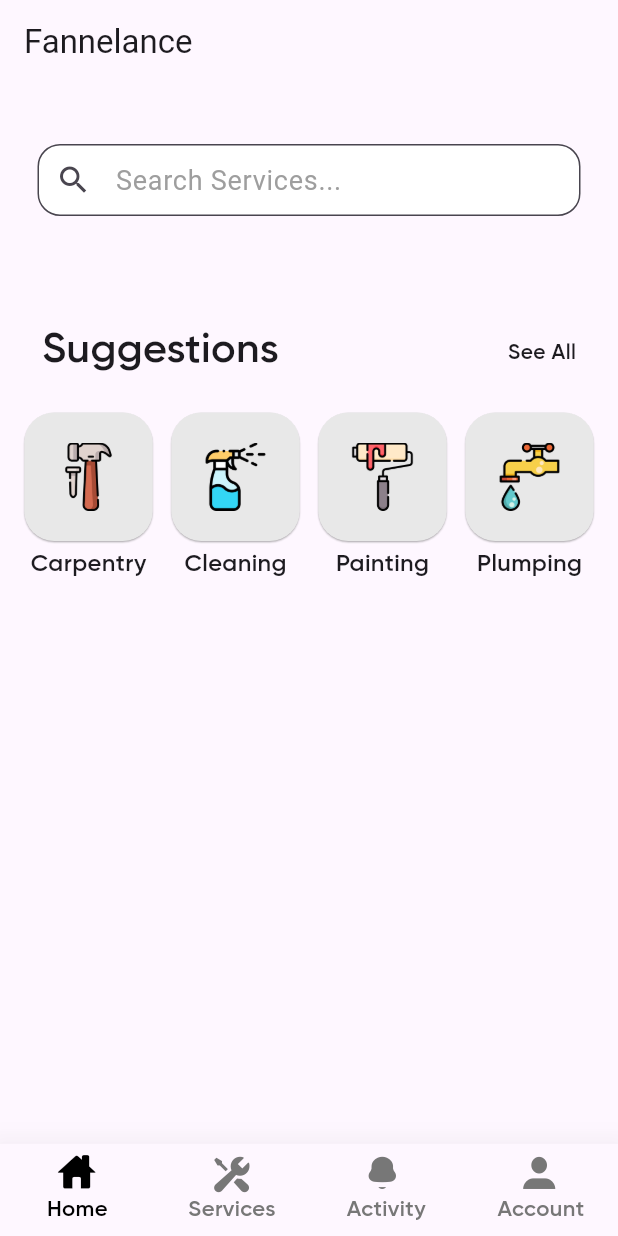
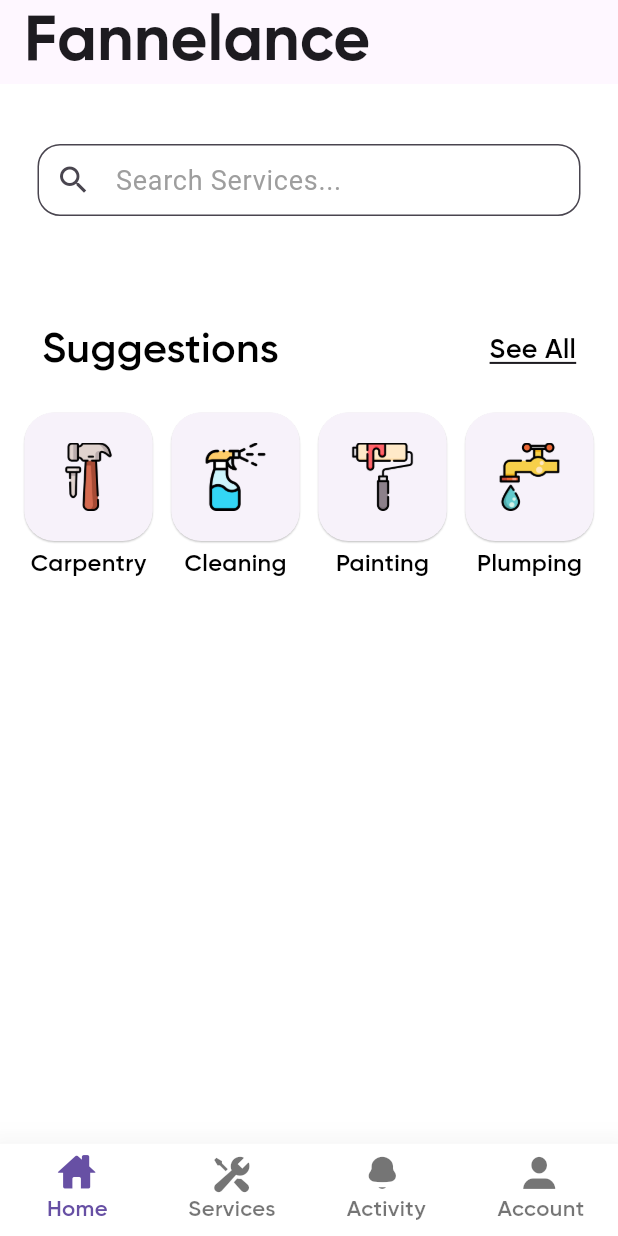
Before and after one commit to Fannelance/User-Flutter-App, a Flutter app: the NavBar screen opened directly, on a phone screen of 412 x 824 dp. Run offline on Flutter 3.47's test engine with Material 3 defaults, Android fonts, the phone set to English and light mode, and no system bars; drawn by our look-alikes of searchfield; our stand-ins replace dio, flutter_dotenv, flutter_rating_bar, fluttericon, iconsax; missing offline and left inert: flutter_stripe; network calls fail; Roboto replaces fonts that are missing (Gilroy-Meduim).

Commit message:
style: application styles

```diff
--- /dev/null
+++ b/lib/core/utils.dart
@@ -0,0 +1,41 @@
+import 'package:flutter/material.dart';
+
+class AppStyles {
+  final double fontSize;
+  late final TextStyle styleGrey5;
+  late final TextStyle styleUnderline;
+  late final TextStyle styleTitle;
+  late final TextStyle styleTitle2;
+  late final TextStyle styleWorker;
+
+  AppStyles({required this.fontSize}) {
+    styleUnderline = TextStyle(
+      shadows: const [Shadow(offset: Offset(0, -2))],
+      color: Colors.transparent,
+      decoration: TextDecoration.underline,
+      decorationThickness: 1.5,
+      fontSize: fontSize,
+    );
+
+    styleGrey5 = TextStyle(
+      color: const Color(0xff555555),
+      fontSize: fontSize,
+    );
+
+    styleTitle = TextStyle(
+      fontFamily: 'Gilroy-Bold',
+      fontSize: fontSize,
+    );
+
+    styleTitle2 = TextStyle(
+      fontFamily: 'Gilroy-Bold',
+      fontSize: fontSize,
+      height: 1.2,
+    );
+
+    styleWorker = TextStyle(
+      fontSize: fontSize,
+      height: 1,
+    );
+  }
+}
--- a/lib/extras/extras.dart
+++ /dev/null
@@ -1,14 +0,0 @@
-
-import 'package:flutter/material.dart';
-
-class AppColors {
-  static Color white = const Color(0xffffffff);
-  static Color black = const Color(0xff000000);
-  static Color black9 = const Color(0xff999999);
-  static Color black8 = const Color(0xff888888);
-  static Color grey7 = const Color(0xff777777);
-  static Color greyC8 = const Color(0xffC8C8C8);
-  static Color greyE8 = const Color(0xffE8E8E8);
-  static Color grey5 = const Color(0xff555555);
-  static Color orangeff = const Color(0xffFFC107);
-}
```
Also changed, not shown: lib/main.dart (+8 -7 lines), lib/views/workers_view.dart (+15 -15 lines), lib/widgets/service_widget.dart (+4 -6 lines).
